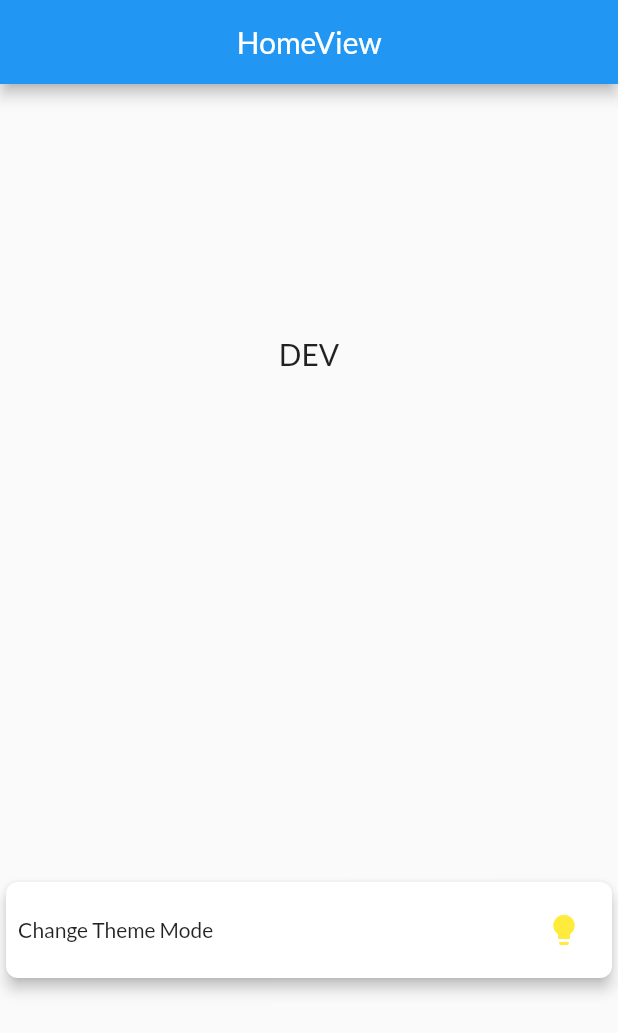
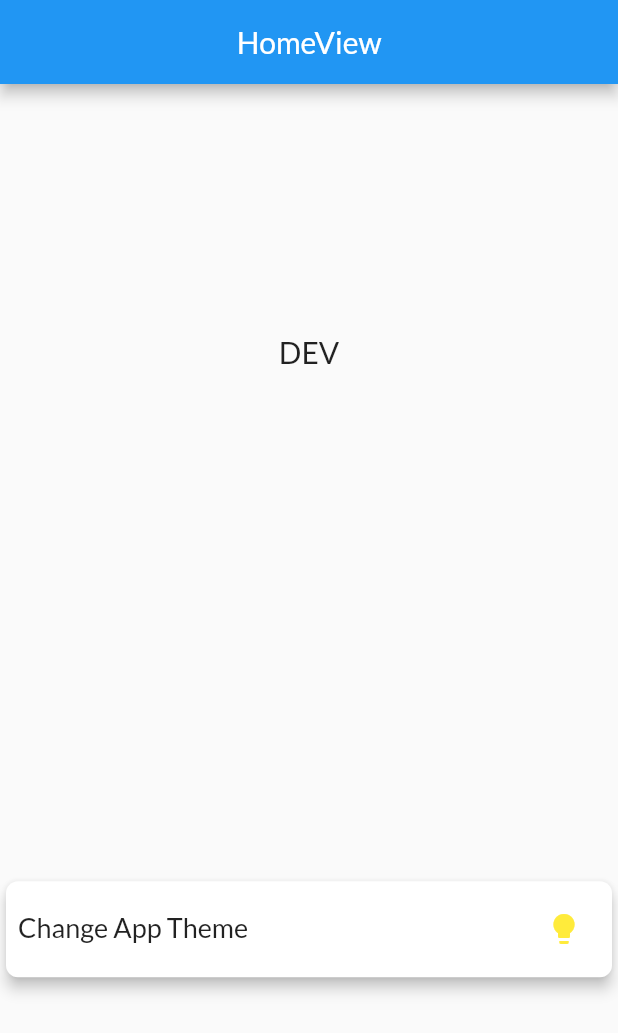
Before and after one commit to LHHan/base_project, a Flutter app: the screen it shows after launch, on a phone screen of 412 x 824 dp. Shown: the top 1033 px of the screen. Run offline on Flutter 3.47's test engine with Material 2 defaults, Android fonts, the light colour scheme and no system bars; our stand-ins replace get, logger; statements that could not run were skipped.

Commit message:
App TextStyle

```diff
--- a/lib/app/core/values/app_colors.dart
+++ b/lib/app/core/values/app_colors.dart
@@ -10,6 +10,6 @@ class AppColors {
   AppColors._internal();
 
   Color colorBackground = const Color(0xFFFAFAFA);
-  Color colorMainText = const Color(0xFF202020);
+  Color colorMainText = const Color(0xFF000000);
   Color colorHintText = const Color(0xFFD5D5D6);
 }
--- /dev/null
+++ b/lib/app/core/values/app_style.dart
@@ -0,0 +1,123 @@
+/* Define app style */
+import 'package:flutter/cupertino.dart';
+
+class AppStyles {
+  static final AppStyles _singleton = AppStyles._internal();
+
+  factory AppStyles() {
+    return _singleton;
+  }
+
+  AppStyles._internal();
+
+  /// Black text style - w900
+  TextStyle blackTextStyle(
+    double size, {
+    Color? color,
+    double? height,
+    String? fontFamily,
+  }) =>
+      thinTextStyle(size, color: color, height: height).copyWith(
+        fontWeight: FontWeight.w900,
+        fontFamily: fontFamily,
+      );
+
+  /// Extra-bold text style - w800
+  TextStyle extraBoldTextStyle(
+    double size, {
+    Color? color,
+    double? height,
+    String? fontFamily,
+  }) =>
+      thinTextStyle(size, color: color, height: height).copyWith(
+        fontWeight: FontWeight.w800,
+        fontFamily: fontFamily,
+      );
+
+  /// Bold text style - w700
+  TextStyle boldTextStyle(
+    double size, {
+    Color? color,
+    double? height,
+    String? fontFamily,
+  }) =>
+      thinTextStyle(size, color: color, height: height).copyWith(
+        fontWeight: FontWeight.bold,
+        fontFamily: fontFamily,
+      );
+
+  /// Semi-bold text style - w600
+  TextStyle semiBoldTextStyle(
+    double size, {
+    Color? color,
+    double? height,
+    String? fontFamily,
+  }) =>
+      thinTextStyle(size, color: color, height: height).copyWith(
+        fontWeight: FontWeight.w600,
+        fontFamily: fontFamily,
+      );
+
+  /// Medium text style - w500
+  TextStyle mediumTextStyle(
+    double size, {
+    Color? color,
+    double? height,
+    String? fontFamily,
+  }) =>
+      thinTextStyle(size, color: color, height: height).copyWith(
+        fontWeight: FontWeight.w500,
+        fontFamily: fontFamily,
+      );
+
+  /// Normal text style - w400
+  TextStyle normalTextStyle(
+    double size, {
+    Color? color,
+    double? height = 1.1,
+    String? fontFamily,
+  }) =>
+      thinTextStyle(size, color: color, height: height).copyWith(
+        fontWeight: FontWeight.normal,
+        fontFamily: fontFamily,
+      );
+
+  /// Light text style - w300
+  TextStyle lightTextStyle(
+    double size, {
+    Color? color,
+    double? height,
+    String? fontFamily,
+  }) =>
+      thinTextStyle(size, color: color, height: height).copyWith(
+        fontWeight: FontWeight.w300,
+        fontFamily: fontFamily,
+      );
+
+  /// Extra-light text style - w200
+  TextStyle extraLightTextStyle(
+    double size, {
+    Color? color,
+    double? height,
+    String? fontFamily,
+  }) =>
+      thinTextStyle(size, color: color, height: height).copyWith(
+        fontWeight: FontWeight.w200,
+        fontFamily: fontFamily,
+      );
+
+  /// Thin text style - w100
+  TextStyle thinTextStyle(
+    double size, {
+    Color? color,
+    double? height,
+    String? fontFamily,
+  }) =>
+      TextStyle(
+        fontSize: size,
+        fontWeight: FontWeight.w100,
+        fontFamily: fontFamily,
+        color: color,
+        height: height,
+      );
+}
--- a/lib/app/modules/home/controllers/home_controller.dart
+++ b/lib/app/modules/home/controllers/home_controller.dart
@@ -6,7 +6,6 @@ import '../../../core/utils/app_log.dart';
 class HomeController extends GetxController {
   /// #Define variables
   bool isDark = Get.isDarkMode;
-  var testText = 'cc'.obs;
 
   /// #Define functions
   void onChangeAppTheme() {
@@ -14,6 +13,7 @@ class HomeController extends GetxController {
         ? Get.changeTheme(AppTheme().light)
         : Get.changeTheme(AppTheme().dark);
     isDark = !isDark;
-    update(['ChangeThemeMode']);
+    update(['ChangeAppTheme']);
+    logger.i('Changed App Theme to \'${isDark ? 'dark' : 'light'}\'');
   }
 }
--- a/lib/app/modules/home/views/home_view.dart
+++ b/lib/app/modules/home/views/home_view.dart
@@ -1,6 +1,9 @@
 import 'package:base_project_getx/app/core/utils/app_config.dart';
 import 'package:base_project_getx/app/core/utils/app_log.dart';
+import 'package:base_project_getx/app/core/values/app_asset.dart';
+import 'package:base_project_getx/app/core/values/app_colors.dart';
 import 'package:base_project_getx/app/core/values/app_enum.dart';
+import 'package:base_project_getx/app/core/values/app_style.dart';
 import 'package:flutter/material.dart';
 
 import 'package:get/get.dart';
@@ -23,7 +26,10 @@ class HomeView extends GetView<HomeController> {
             Center(
               child: Text(
                 AppConfig.I.env.envType == EnvType.dev ? 'DEV' : 'PROD',
-                style: const TextStyle(fontSize: 20),
+                style: AppStyles().normalTextStyle(
+                  20,
+                  // color: AppColors().colorMainText,
+                ),
               ),
             ),
             Card(
@@ -37,11 +43,14 @@ class HomeView extends GetView<HomeController> {
                 padding: const EdgeInsets.all(8.0),
                 child: Row(
                   children: [
-                    const Expanded(
-                      child: Text("Change Theme Mode"),
+                    Expanded(
+                      child: Text(
+                        "Change App Theme",
+                        style: AppStyles().normalTextStyle(18),
+                      ),
                     ),
                     GetBuilder(
-                      id: 'ChangeThemeMode',
+                      id: 'ChangeAppTheme',
                       init: controller,
                       builder: (control) {
                         return IconButton(
```
